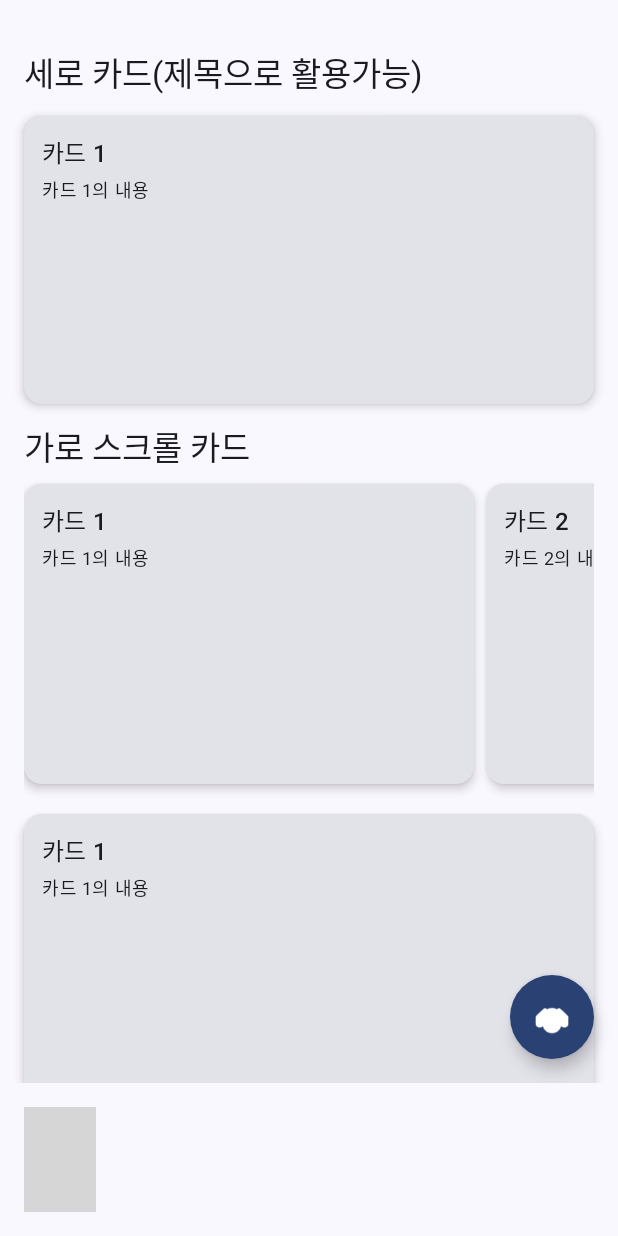
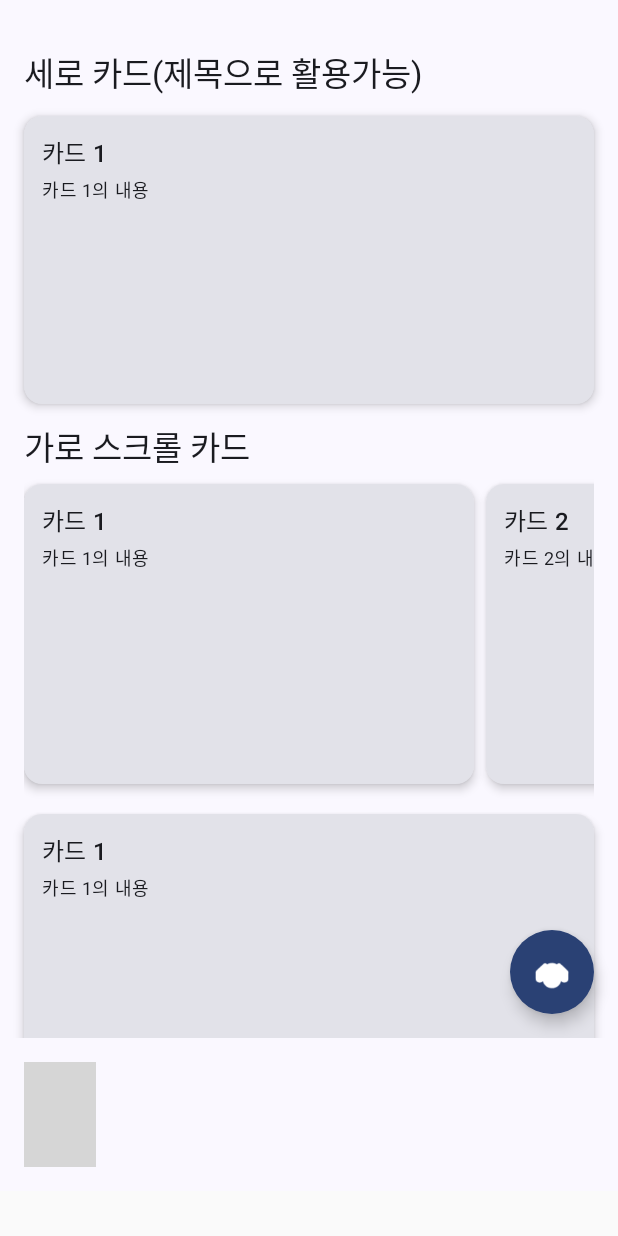
Before and after one commit to GaeNolZa/GaeNolZa, an Android app built with Jetpack Compose: the screen it shows after launch (MainActivity), after a tap on an icon or button, on a phone screen of 412 x 824 dp. Run offline under Robolectric (Android 15) with nearby library versions, the phone set to English and light mode, and no system bars; libraries missing offline, so code that uses them is left out: com.exyte.animatednavbar; 2 statements that could not run were skipped; grey boxes are pictures that could not be loaded.

Commit message:
on refactoring need color change

```diff
--- a/app/src/main/java/com/example/gaenolza/MainActivity.kt
+++ b/app/src/main/java/com/example/gaenolza/MainActivity.kt
@@ -1,19 +1,32 @@
 package com.example.gaenolza
 
-import android.annotation.SuppressLint
 import android.os.Bundle
 import androidx.activity.ComponentActivity
 import androidx.activity.compose.setContent
 import androidx.activity.enableEdgeToEdge
 import androidx.compose.animation.core.tween
-import androidx.compose.foundation.clickable
-import androidx.compose.foundation.interaction.MutableInteractionSource
-import androidx.compose.foundation.layout.*
-import androidx.compose.material3.*
-import androidx.compose.runtime.*
+import androidx.compose.foundation.gestures.detectTapGestures
+import androidx.compose.foundation.layout.Arrangement
+import androidx.compose.foundation.layout.Box
+import androidx.compose.foundation.layout.Column
+import androidx.compose.foundation.layout.Spacer
+import androidx.compose.foundation.layout.fillMaxSize
+import androidx.compose.foundation.layout.fillMaxWidth
+import androidx.compose.foundation.layout.height
+import androidx.compose.foundation.layout.padding
+import androidx.compose.foundation.layout.size
+import androidx.compose.material3.Icon
+import androidx.compose.material3.MaterialTheme
+import androidx.compose.material3.Scaffold
+import androidx.compose.material3.Text
+import androidx.compose.runtime.Composable
+import androidx.compose.runtime.getValue
+import androidx.compose.runtime.mutableIntStateOf
+import androidx.compose.runtime.remember
+import androidx.compose.runtime.setValue
 import androidx.compose.ui.Alignment
 import androidx.compose.ui.Modifier
-import androidx.compose.ui.composed
+import androidx.compose.ui.input.pointer.pointerInput
 import androidx.compose.ui.res.painterResource
 import androidx.compose.ui.text.style.TextAlign
 import androidx.compose.ui.tooling.preview.Preview
@@ -22,7 +35,11 @@ import androidx.compose.ui.unit.sp
 import androidx.navigation.compose.NavHost
 import androidx.navigation.compose.composable
 import androidx.navigation.compose.rememberNavController
-import com.example.gaenolza.screens.*
+import com.example.gaenolza.screens.HomeScreen
+import com.example.gaenolza.screens.HotelScreen
+import com.example.gaenolza.screens.LoginScreen
+import com.example.gaenolza.screens.ServiceScreen
+import com.example.gaenolza.screens.SignupScreen
 import com.example.gaenolza.screens.chatbot.ChatBotScreen
 import com.example.gaenolza.ui.theme.GaeNolZaTheme
 import com.exyte.animatednavbar.AnimatedNavigationBar
@@ -36,14 +53,14 @@ class MainActivity : ComponentActivity() {
         enableEdgeToEdge()
         setContent {
             GaeNolZaTheme {
-                GaeNolzaMain()
+                GaeNolZaMain()
             }
         }
     }
 }
 
 sealed class Screen(val route: String, val iconResourceId: Int?) {
-    data object Main : Screen("main", R.drawable.ic_home)
+    data object Main : Screen("main", R.drawable.ic_home_renew)
     data object Hotel : Screen("hotel", R.drawable.ic_hotel)
     data object Service : Screen("service", R.drawable.ic_service)
     data object Profile : Screen("profile", R.drawable.ic_profile)
@@ -52,12 +69,13 @@ sealed class Screen(val route: String, val iconResourceId: Int?) {
 }
 
 @Composable
-fun GaeNolzaMain() {
+fun GaeNolZaMain() {
     val navController = rememberNavController()
     var selectedItem by remember { mutableIntStateOf(0) }
     val items = listOf(Screen.Main, Screen.Hotel, Screen.Service, Screen.Profile)
 
     Scaffold(
+        modifier = Modifier.padding(bottom = 30.dp),
         bottomBar = {
             Box(
                 modifier = Modifier
@@ -77,9 +95,11 @@ fun GaeNolzaMain() {
                         Box(
                             modifier = Modifier
                                 .fillMaxSize()
-                                .noRippleClickable {
-                                    selectedItem = index
-                                    navController.navigate(screen.route)
+                                .pointerInput(Unit) {
+                                    detectTapGestures {
+                                        selectedItem = index
+                                        navController.navigate(screen.route)
+                                    }
                                 },
                             contentAlignment = Alignment.Center
                         ) {
@@ -159,18 +179,10 @@ fun GaeNolzaMain() {
     }
 }
 
-@SuppressLint("ModifierFactoryUnreferencedReceiver")
-@Composable
-fun Modifier.noRippleClickable(onClick: () -> Unit): Modifier = composed {
-    clickable(indication = null, interactionSource = remember { MutableInteractionSource() }) {
-        onClick()
-    }
-}
-
 @Preview(showBackground = true)
 @Composable
 fun DefaultPreview() {
     GaeNolZaTheme {
-        GaeNolzaMain()
+        GaeNolZaMain()
     }
 }
--- a/app/src/main/java/com/example/gaenolza/screens/HomeScreen.kt
+++ b/app/src/main/java/com/example/gaenolza/screens/HomeScreen.kt
@@ -27,7 +27,6 @@ import androidx.compose.runtime.remember
 import androidx.compose.ui.Alignment
 import androidx.compose.ui.Modifier
 import androidx.compose.ui.res.painterResource
-import androidx.compose.ui.unit.Dp
 import androidx.compose.ui.unit.dp
 import androidx.navigation.NavController
 import com.example.gaenolza.R
@@ -37,11 +36,10 @@ data class CardItem(val id: Int, val title: String, val content: String)
 @Composable
 fun HomeScreen(
     navController: NavController,
-    onCardClick: (Int) -> Unit,
-    horizontalCardWidth: Dp = 300.dp,
-    horizontalCardHeight: Dp = 200.dp,
-    verticalCardHeight: Dp = 200.dp
+    onCardClick: (Int) -> Unit
 ) {
+    val cardHeight = 200.dp
+    val cardWidth = 300.dp
     val horizontalCards = remember { generateItems(2) }
     val verticalCards = remember { generateItems(1) }
 
@@ -60,13 +58,13 @@ fun HomeScreen(
             }
 
             items(verticalCards) { item ->
-                MyCard(
+                HomeCard(
                     title = item.title,
                     content = item.content,
                     onClick = { onCardClick(item.id) },
                     modifier = Modifier
                         .fillMaxWidth()
-                        .height(verticalCardHeight)
+                        .height(cardHeight)
                         .padding(vertical = 4.dp)
                 )
             }
@@ -83,38 +81,38 @@ fun HomeScreen(
                     horizontalArrangement = Arrangement.spacedBy(8.dp)
                 ) {
                     items(horizontalCards) { item ->
-                        MyCard(
+                        HomeCard(
                             title = item.title,
                             content = item.content,
                             onClick = { onCardClick(item.id) },
                             modifier = Modifier
-                                .width(horizontalCardWidth)
-                                .height(horizontalCardHeight)
+                                .width(cardWidth)
+                                .height(cardHeight)
                         )
                     }
                 }
             }
             items(verticalCards) { item ->
                 Spacer(modifier = Modifier.height(16.dp))
-                MyCard(
+                HomeCard(
                     title = item.title,
                     content = item.content,
                     onClick = { onCardClick(item.id) },
                     modifier = Modifier
                         .fillMaxWidth()
-                        .height(verticalCardHeight)
+                        .height(cardHeight)
                         .padding(vertical = 4.dp)
                 )
             }
             items(verticalCards) { item ->
                 Spacer(modifier = Modifier.height(16.dp))
-                MyCard(
+                HomeCard(
                     title = item.title,
                     content = item.content,
                     onClick = { onCardClick(item.id) },
                     modifier = Modifier
                         .fillMaxWidth()
-                        .height(verticalCardHeight)
+                        .height(cardHeight)
                         .padding(vertical = 4.dp)
                 )
             }
@@ -140,7 +138,7 @@ fun HomeScreen(
 }
 
 @Composable
-fun MyCard(title: String, content: String, onClick: () -> Unit, modifier: Modifier = Modifier) {
+fun HomeCard(title: String, content: String, onClick: () -> Unit, modifier: Modifier = Modifier) {
     Card(
         modifier = modifier
             .clickable(onClick = onClick),
--- /dev/null
+++ b/app/src/main/res/drawable/ic_home_renew.xml
@@ -0,0 +1,5 @@
+<vector xmlns:android="http://schemas.android.com/apk/res/android" android:height="24dp" android:tint="#000000" android:viewportHeight="24" android:viewportWidth="24" android:width="24dp">
+
+    <path android:fillColor="@android:color/white" android:pathData="M10,20v-6h4v6h5v-8h3L12,3 2,12h3v8z"/>
+
+</vector>
```
